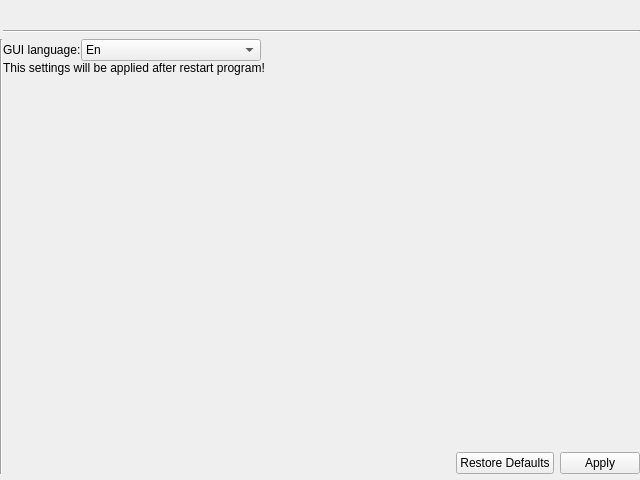
Above: ui/localizationsettings.ui from snip89/wsnsim-postprocessor before the change. Below: the same form after it.
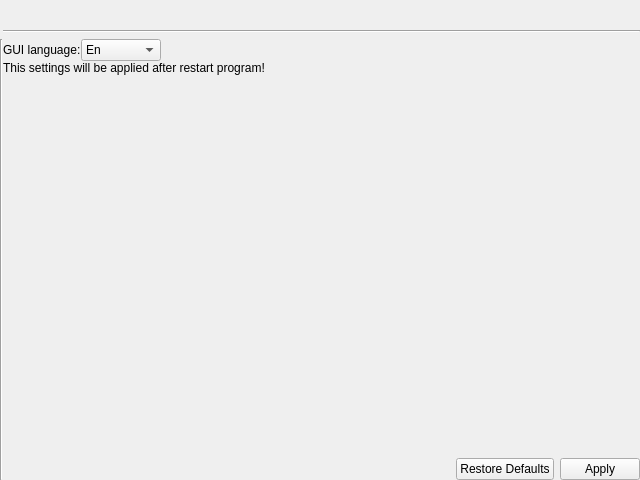
That is the form after the change.

```diff
--- a/ui/localizationsettings.ui
+++ b/ui/localizationsettings.ui
@@ -24,7 +24,7 @@
     <number>0</number>
    </property>
    <property name="bottomMargin">
-    <number>6</number>
+    <number>0</number>
    </property>
    <property name="horizontalSpacing">
     <number>0</number>
@@ -113,10 +113,16 @@
          </property>
          <property name="minimumSize">
           <size>
-           <width>180</width>
+           <width>80</width>
            <height>0</height>
           </size>
          </property>
+         <property name="maximumSize">
+          <size>
+           <width>80</width>
+           <height>16777215</height>
+          </size>
+         </property>
          <item>
           <property name="text">
            <string>En</string>
```
Left out of the diff: 3 changed lines with no effect on the pictures.
